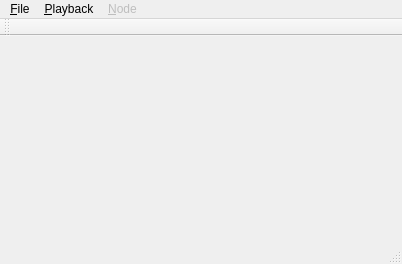
Old version of the form MainWindow.ui in the repository crumblingstatue/NoLifeExplorer.
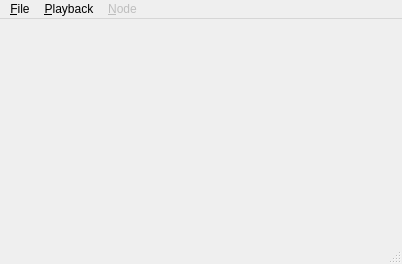
New version of the form.

Commit message: Remove toolbar from UI

```diff
--- a/MainWindow.ui
+++ b/MainWindow.ui
@@ -52,14 +52,6 @@
    <addaction name="menu_Playback"/>
    <addaction name="menuNode"/>
   </widget>
-  <widget class="QToolBar" name="mainToolBar">
-   <attribute name="toolBarArea">
-    <enum>TopToolBarArea</enum>
-   </attribute>
-   <attribute name="toolBarBreak">
-    <bool>false</bool>
-   </attribute>
-  </widget>
   <widget class="QStatusBar" name="statusBar"/>
   <action name="action_Open">
    <property name="text">
```
